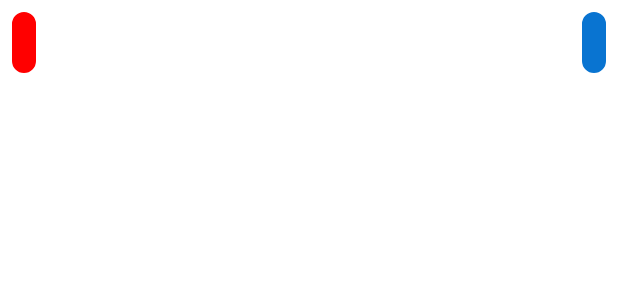
After one commit to Ali-The-Great/SmartCooking, an Android app: the layout chat_item.xml on its own in the app's theme, with its tools: preview values and no code run, on a phone screen of 412 x 824 dp. The commit adds this screen. Shown: the top 300 px of the screen. Run offline under Robolectric (Android 15) with nearby library versions, the phone set to English and light mode, and no system bars.

Commit message:
fifth commit

```diff
--- a/app/build.gradle
+++ b/app/build.gradle
@@ -47,7 +47,6 @@ dependencies {
     testImplementation 'junit:junit:4.13.2'
     androidTestImplementation 'androidx.test.ext:junit:1.1.5'
     androidTestImplementation 'androidx.test.espresso:espresso-core:3.5.1'
-//    implementation 'com.firebase:firebase-ui-auth:7.3.1'
     testImplementation 'junit:junit:4.13.2'
     androidTestImplementation 'androidx.test.ext:junit:1.1.5'
     androidTestImplementation 'androidx.test.espresso:espresso-core:3.5.1'
@@ -55,6 +54,5 @@ dependencies {
     implementation 'com.squareup.okhttp3:okhttp:4.10.0'
     implementation 'com.squareup.okhttp3:logging-interceptor:4.9.2'
     implementation 'com.google.guava:guava:30.1-android'
-//    implementation 'com.google.firebase:firebase-crashlytics:2.8.0'
     implementation 'com.google.android.material:material:1.9.0'
 }
--- a/app/src/main/AndroidManifest.xml
+++ b/app/src/main/AndroidManifest.xml
@@ -1,6 +1,7 @@
 <?xml version="1.0" encoding="utf-8"?>
 <manifest xmlns:android="http://schemas.android.com/apk/res/android"
     xmlns:tools="http://schemas.android.com/tools">
+    <uses-permission android:name="android.permission.INTERNET" />
 
     <application
         android:allowBackup="true"
--- a/app/src/main/java/com/example/smartcooking/HomePageActivity.kt
+++ b/app/src/main/java/com/example/smartcooking/HomePageActivity.kt
@@ -1,6 +1,6 @@
 package com.example.smartcooking
 
-import ChatFragment
+
 import RecipesFragment
 import androidx.appcompat.app.AppCompatActivity
 import android.os.Bundle
--- /dev/null
+++ b/app/src/main/res/drawable/kitchen_24.xml
@@ -0,0 +1,5 @@
+<vector android:height="24dp" android:tint="#0A27C9"
+    android:viewportHeight="24" android:viewportWidth="24"
+    android:width="24dp" xmlns:android="http://schemas.android.com/apk/res/android">
+    <path android:fillColor="@android:color/white" android:pathData="M18,2.01L6,2c-1.1,0 -2,0.89 -2,2v16c0,1.1 0.9,2 2,2h12c1.1,0 2,-0.9 2,-2L20,4c0,-1.11 -0.9,-1.99 -2,-1.99zM18,20L6,20v-9.02h12L18,20zM18,9L6,9L6,4h12v5zM8,5h2v3L8,8zM8,12h2v5L8,17z"/>
+</vector>
--- /dev/null
+++ b/app/src/main/res/layout/chat_item.xml
@@ -0,0 +1,47 @@
+<?xml version="1.0" encoding="utf-8"?>
+<RelativeLayout
+    xmlns:android="http://schemas.android.com/apk/res/android"
+    android:layout_width="match_parent"
+    android:layout_height="wrap_content"
+    android:padding="8dp"
+    >
+
+    <LinearLayout
+        android:id="@+id/left_chat_view"
+        android:orientation="vertical"
+        android:padding="8dp"
+        android:layout_alignParentStart="true"
+        android:layout_marginEnd="80dp"
+        android:background="@drawable/rounded_corner"
+        android:backgroundTint="#FF0000"
+        android:layout_width="wrap_content"
+        android:layout_height="wrap_content">
+        <TextView
+            android:id="@+id/left_chat_text_view"
+            android:textColor="#000000"
+            android:textSize="18sp"
+            android:layout_width="wrap_content"
+            android:layout_height="wrap_content"/>
+
+    </LinearLayout>
+    <LinearLayout
+        android:id="@+id/right_chat_view"
+        android:orientation="vertical"
+        android:padding="8dp"
+        android:gravity="end"
+        android:layout_alignParentEnd="true"
+        android:layout_marginStart="80dp"
+        android:background="@drawable/rounded_corner"
+        android:backgroundTint="#0974D1"
+        android:layout_width="wrap_content"
+        android:layout_height="wrap_content">
+        <TextView
+            android:id="@+id/right_chat_text_view"
+            android:textColor="#000000"
+            android:textSize="18sp"
+            android:layout_width="wrap_content"
+            android:layout_height="wrap_content"/>
+
+    </LinearLayout>
+
+</RelativeLayout>
```
Also changed, not shown: app/src/main/java/com/example/smartcooking/ChatFragment.kt (+98 -1 lines), app/src/main/java/com/example/smartcooking/Message.kt (added, +11 -0 lines), app/src/main/java/com/example/smartcooking/MessageAdapter.kt (added, +42 -0 lines), app/src/main/res/layout/fragment_chat.xml (+50 -3 lines).
